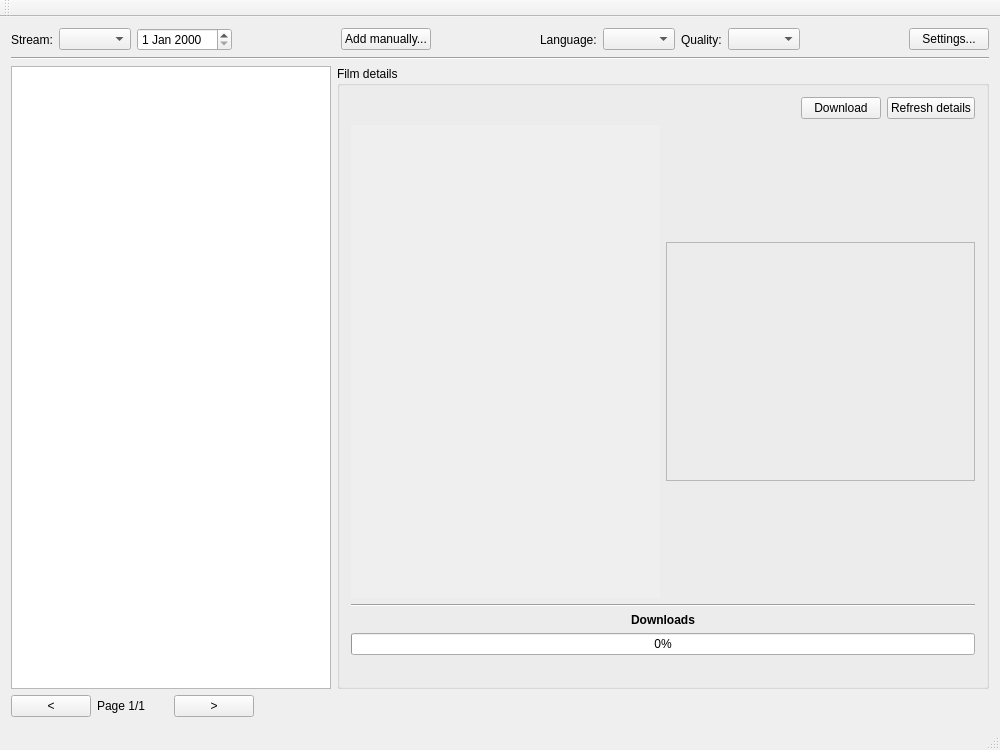
First picture: the form in mainwindow.ui, repository Tofee/artefetcher, before the edit.
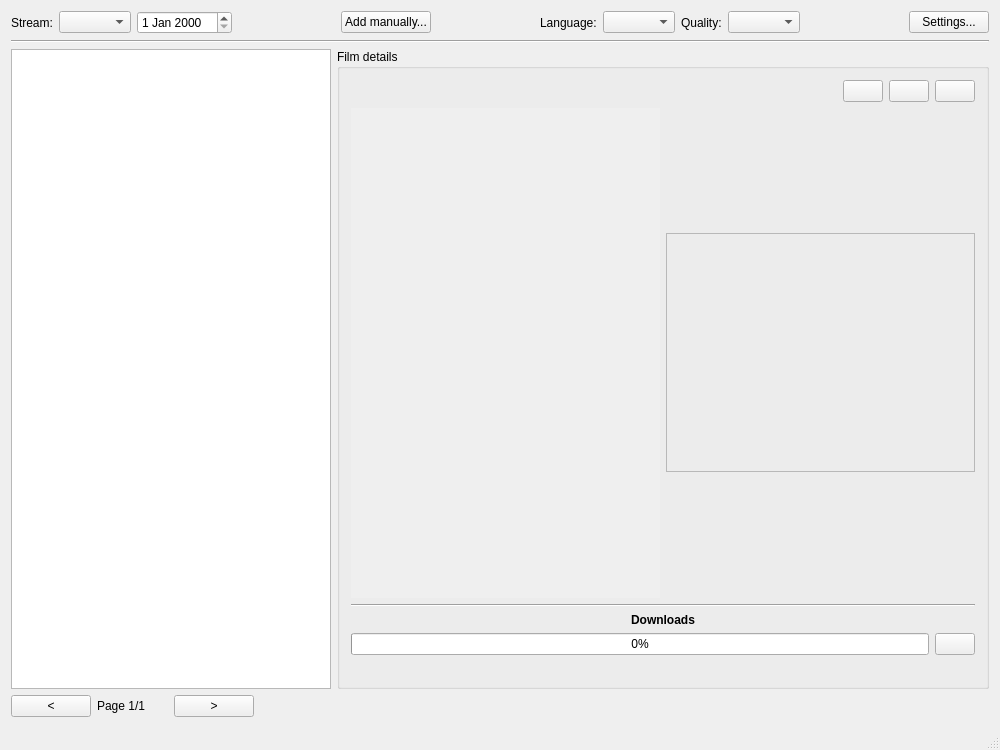
Second picture: the form after the edit. Icons and pictures are not drawn.

Commit message:
New features: - now user can pause the download and continue later - add a button to open the film web page in an external browser
UI improvements:
- Remove menu bar and toolbar
- fix weird text when some metadata are missing
- duration shown in 00:00:00 format
- more icons usedfor buttons. Button text replaced by its tooltip
- download part is hidden if no download is in progress

```diff
--- a/mainwindow.ui
+++ b/mainwindow.ui
@@ -171,16 +171,31 @@
            </item>
            <item>
             <widget class="QPushButton" name="downloadButton">
-             <property name="text">
+             <property name="toolTip">
               <string>Download</string>
              </property>
             </widget>
            </item>
            <item>
             <widget class="QPushButton" name="reloadFilmButton">
-             <property name="text">
+             <property name="toolTip">
               <string>Refresh details</string>
              </property>
+             <property name="icon">
+              <iconset resource="resources.qrc">
+               <normaloff>:/img/refresh.png</normaloff>:/img/refresh.png</iconset>
+             </property>
+            </widget>
+           </item>
+           <item>
+            <widget class="QPushButton" name="webPageButton">
+             <property name="toolTip">
+              <string>Web page</string>
+             </property>
+             <property name="icon">
+              <iconset resource="resources.qrc">
+               <normaloff>:/img/web.png</normaloff>:/img/web.png</iconset>
+             </property>
             </widget>
            </item>
           </layout>
@@ -207,7 +222,7 @@
                 <x>0</x>
                 <y>0</y>
                 <width>323</width>
-                <height>496</height>
+                <height>515</height>
                </rect>
               </property>
               <layout class="QVBoxLayout" name="verticalLayout_3">
@@ -285,11 +300,26 @@
           </widget>
          </item>
          <item>
-          <widget class="QProgressBar" name="progressBar">
-           <property name="value">
-            <number>0</number>
-           </property>
-          </widget>
+          <layout class="QHBoxLayout" name="horizontalLayout_2">
+           <item>
+            <widget class="QProgressBar" name="progressBar">
+             <property name="value">
+              <number>0</number>
+             </property>
+            </widget>
+           </item>
+           <item>
+            <widget class="QPushButton" name="pauseButton">
+             <property name="toolTip">
+              <string>Pause</string>
+             </property>
+             <property name="icon">
+              <iconset resource="resources.qrc">
+               <normaloff>:/img/pause.png</normaloff>:/img/pause.png</iconset>
+             </property>
+            </widget>
+           </item>
+          </layout>
          </item>
          <item>
           <widget class="QLabel" name="downloadLabel">
@@ -347,24 +377,6 @@
     </item>
    </layout>
   </widget>
-  <widget class="QMenuBar" name="menuBar">
-   <property name="geometry">
-    <rect>
-     <x>0</x>
-     <y>0</y>
-     <width>1000</width>
-     <height>20</height>
-    </rect>
-   </property>
-  </widget>
-  <widget class="QToolBar" name="mainToolBar">
-   <attribute name="toolBarArea">
-    <enum>TopToolBarArea</enum>
-   </attribute>
-   <attribute name="toolBarBreak">
-    <bool>false</bool>
-   </attribute>
-  </widget>
   <widget class="QStatusBar" name="statusBar"/>
  </widget>
  <layoutdefault spacing="6" margin="11"/>
```
Left out of the diff: 8 changed lines with no effect on the pictures. The commit also changes 16 other files.
